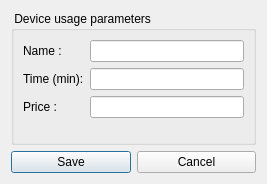
This is client/dlgpaneluseedit.ui in tbikfalvi/Belenus as Qt 5 draws it before an edit. The edited form follows.
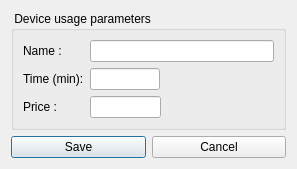
This is the edited form.

Diff of the .ui file:
```diff
--- a/client/dlgpaneluseedit.ui
+++ b/client/dlgpaneluseedit.ui
@@ -6,8 +6,8 @@
    <rect>
     <x>0</x>
     <y>0</y>
-    <width>267</width>
-    <height>184</height>
+    <width>297</width>
+    <height>158</height>
    </rect>
   </property>
   <property name="windowTitle">
@@ -38,7 +38,37 @@
        </widget>
       </item>
       <item row="1" column="1">
-       <widget class="QLineEdit" name="ledUseTime"/>
+       <layout class="QHBoxLayout" name="horizontalLayout_3">
+        <item>
+         <widget class="QLineEdit" name="ledUseTime">
+          <property name="sizePolicy">
+           <sizepolicy hsizetype="Fixed" vsizetype="Fixed">
+            <horstretch>0</horstretch>
+            <verstretch>0</verstretch>
+           </sizepolicy>
+          </property>
+          <property name="maximumSize">
+           <size>
+            <width>70</width>
+            <height>16777215</height>
+           </size>
+          </property>
+         </widget>
+        </item>
+        <item>
+         <spacer name="horizontalSpacer">
+          <property name="orientation">
+           <enum>Qt::Horizontal</enum>
+          </property>
+          <property name="sizeHint" stdset="0">
+           <size>
+            <width>40</width>
+            <height>20</height>
+           </size>
+          </property>
+         </spacer>
+        </item>
+       </layout>
       </item>
       <item row="2" column="0">
        <widget class="QLabel" name="lblUsePrice">
@@ -48,7 +78,24 @@
        </widget>
       </item>
       <item row="2" column="1">
-       <widget class="QLineEdit" name="ledUsePrice"/>
+       <layout class="QHBoxLayout" name="horizontalLayout_2">
+        <item>
+         <widget class="QLineEdit" name="ledUsePrice"/>
+        </item>
+        <item>
+         <spacer name="horizontalSpacer_2">
+          <property name="orientation">
+           <enum>Qt::Horizontal</enum>
+          </property>
+          <property name="sizeHint" stdset="0">
+           <size>
+            <width>150</width>
+            <height>20</height>
+           </size>
+          </property>
+         </spacer>
+        </item>
+       </layout>
       </item>
      </layout>
     </widget>
```
